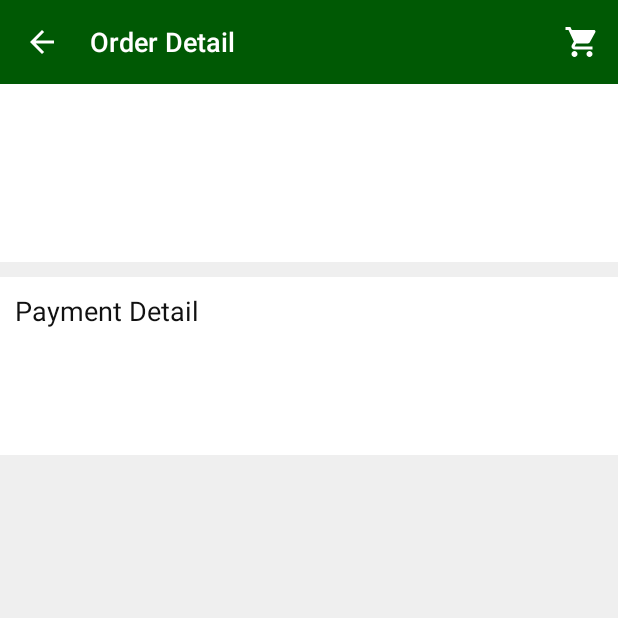
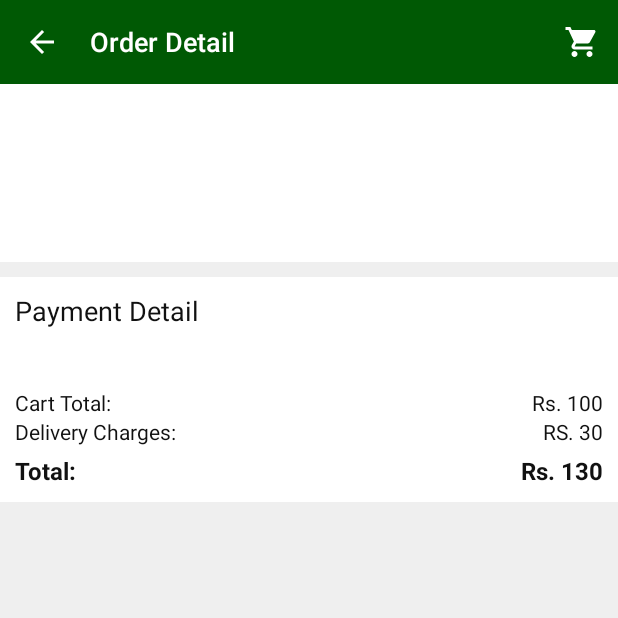
Before and after one commit to gautamsurani/Villezone, an Android app: the OrderDetailActivity screen opened directly, with no data from a screen before it, on a phone screen of 412 x 824 dp, the top half of it. Run offline under Robolectric (Android 15) with nearby library versions, the light colour scheme and no system bars; network calls fail; pictures from the network do not load; 14 statements that could not run were skipped.

Commit message:
design update

```diff
--- a/app/src/main/java/com/villezone/gautam/activity/OrderDetailActivity.java
+++ b/app/src/main/java/com/villezone/gautam/activity/OrderDetailActivity.java
@@ -66,7 +66,7 @@ public class OrderDetailActivity extends AppCompatActivity {
     Order order;
     RecyclerView rvProduct;
     OrderProductAdapter orderProductAdapter;
-    public TextView tvName, tvPrice, tvOrderDate, tvOrderStatus, tvDeliveryCharge, tvPaymentStatus, tvExpectedDelivery;
+    public TextView tvName, tvPrice, tvOrderDate, tvTotalAmount, tvOrderStatus, tvDeliveryCharge, tvPaymentStatus, tvExpectedDelivery;
     TextView tvCancel;
     RelativeLayout rlProgress;
     ProgressBar progress, progress_feedback;
@@ -94,11 +94,12 @@ public class OrderDetailActivity extends AppCompatActivity {
         getSupportActionBar().setDisplayShowHomeEnabled(true);
 
         tvName.setText(order.getOrder_key());
-        tvPrice.setText("Total Amount: " + App.get().getResources().getString(R.string.Rs) + order.getTotal_order_price());
+        tvPrice.setText(App.get().getResources().getString(R.string.Rs) + order.getTotal_order_price());
         tvOrderDate.setText("Order Date: " + order.getOrder_date());
         tvOrderStatus.setText("Order Status: " + order.getOrder_status());
 
-        tvDeliveryCharge.setText("Delivery Charges: " + App.get().getResources().getString(R.string.Rs) + order.getDelivery_charge());
+        tvDeliveryCharge.setText(App.get().getResources().getString(R.string.Rs) + order.getDelivery_charge());
+        tvTotalAmount.setText(App.get().getResources().getString(R.string.Rs) + order.getTotal_with_delivery_charge());
         tvPaymentStatus.setText("Payment Status: " + order.getPayment_status());
 
         if (order.getOrder_status().equalsIgnoreCase("delivered")) {
@@ -341,9 +342,9 @@ public class OrderDetailActivity extends AppCompatActivity {
         orderProductAdapter.setItemClickListener(new ItemClickListener<OrderDetail>() {
             @Override
             public void onClick(OrderDetail item) {
-                if(item.getProduct()!=null) {
+                if (item.getProduct() != null) {
                     startActivity(ProductDetailActivity.intent(item.getProduct().getId(), item.getProduct().getName()));
-                }else {
+                } else {
                     Toast.makeText(OrderDetailActivity.this, "Product not found!", Toast.LENGTH_SHORT).show();
                 }
             }
@@ -394,6 +395,7 @@ public class OrderDetailActivity extends AppCompatActivity {
         progress_feedback = findViewById(R.id.progress_feedback);
         tvInvoice = findViewById(R.id.tvInvoice);
         llFeedback = findViewById(R.id.llFeedback);
+        tvTotalAmount = findViewById(R.id.tvTotalAmount);
     }
 
     TextView textCartItemCount;
--- a/app/src/main/java/com/villezone/gautam/activity/SignupActivity.java
+++ b/app/src/main/java/com/villezone/gautam/activity/SignupActivity.java
@@ -105,6 +105,11 @@ public class SignupActivity extends AppCompatActivity implements SignupView {
     @Override
     public void onInvalidAddress() {
         activitySignupBinding.tvAddress.setError("Please enter Address");
+    }
+
+    @Override
+    public void onInvalidLandmark() {
+        activitySignupBinding.tvLandMark.setError("Please enter Landmark");
     }
 
     @Override
--- a/app/src/main/java/com/villezone/gautam/adapter/OrderAdapter.java
+++ b/app/src/main/java/com/villezone/gautam/adapter/OrderAdapter.java
@@ -48,7 +48,7 @@ public class OrderAdapter extends RecyclerView.Adapter<OrderAdapter.ViewHolder>
     public void onBindViewHolder(ViewHolder holder, int position) {
         final Order myListData = listdata.get(position);
         holder.tvName.setText(myListData.getOrder_key());
-        holder.tvPrice.setText("Total Amount: " + App.get().getResources().getString(R.string.Rs) + myListData.getTotal_order_price());
+        holder.tvPrice.setText("Total Amount: " + App.get().getResources().getString(R.string.Rs) + myListData.getTotal_with_delivery_charge());
         holder.tvOrderDate.setText("Order Date: " + myListData.getOrder_date());
         if (myListData.getOrder_status().equalsIgnoreCase("canceled")) {
             holder.tvOrderStatus.setTextColor(App.get().getResources().getColor(R.color.red));
--- a/app/src/main/java/com/villezone/gautam/view/SignupView.java
+++ b/app/src/main/java/com/villezone/gautam/view/SignupView.java
@@ -9,6 +9,7 @@ public interface SignupView {
     void onInvalidName();
     void onInvalidEmail();
     void onInvalidAddress();
+    void onInvalidLandmark();
     void onInvalidArea();
     void onInvalidPincode();
 
--- a/app/src/main/res/layout/activity_order_detail.xml
+++ b/app/src/main/res/layout/activity_order_detail.xml
@@ -39,7 +39,6 @@
                 android:layout_width="wrap_content"
                 android:maxLines="2"
                 android:ellipsize="end"
-
                 android:textSize="18sp"
                 android:textColor="@color/black"
                 android:layout_height="wrap_content"/>
@@ -101,52 +100,117 @@
                 android:orientation="vertical"
                 android:layout_height="wrap_content">
 
+                <LinearLayout
+                    android:layout_width="match_parent"
+                    android:layout_height="wrap_content"
+                    android:orientation="horizontal">
+
                 <com.google.android.material.textview.MaterialTextView
-                    android:layout_width="wrap_content"
+                    android:layout_width="0dp"
+                    android:layout_weight="1"
                     android:layout_height="wrap_content"
-
                     android:textSize="18sp"
                     android:textColor="@color/black"
                     android:text="Payment Detail"/>
 
                 <com.google.android.material.textview.MaterialTextView
-                    android:id="@+id/tvPrice"
+                    android:id="@+id/tvInvoice"
                     android:layout_width="wrap_content"
-                    android:layout_marginTop="5dp"
-                    android:textSize="14sp"
-                    android:ellipsize="end"
-                    android:layout_height="wrap_content"/>
-
-                <com.google.android.material.textview.MaterialTextView
-                    android:id="@+id/tvDeliveryCharge"
-                    android:layout_width="wrap_content"
-                    android:ellipsize="end"
-                    android:layout_marginTop="5dp"
-                    android:textSize="14sp"
-                    android:layout_height="wrap_content"/>
+                    android:layout_height="34dp"
+                    android:paddingLeft="15dp"
+                    android:paddingRight="15dp"
+                    android:text="INVOICE"
+                    android:drawablePadding="5dp"
+                    android:textColor="@color/black"
+                    android:drawableRight="@drawable/ic_file_download_black_24dp"
+                    android:gravity="center"
+                    android:background="@drawable/invoice_btn_bg"/>
+                </LinearLayout>
 
                 <com.google.android.material.textview.MaterialTextView
                     android:id="@+id/tvPaymentStatus"
                     android:layout_width="wrap_content"
                     android:ellipsize="end"
-                    android:layout_marginTop="5dp"
+                    android:layout_marginTop="10dp"
                     android:textSize="14sp"
+                    android:textColor="@color/black"
                     android:layout_height="wrap_content"/>
 
+                <LinearLayout
+                    android:layout_width="match_parent"
+                    android:layout_height="wrap_content"
+                    android:layout_marginTop="10dp"
+                    android:orientation="horizontal">
+
+                    <LinearLayout
+                        android:layout_width="0dp"
+                        android:layout_weight="1"
+                        android:layout_height="wrap_content"
+                        android:orientation="vertical">
+
+                        <com.google.android.material.textview.MaterialTextView
+                            android:layout_width="wrap_content"
+                            android:layout_height="wrap_content"
+                            android:textSize="14sp"
+                            android:textColor="@color/black"
+                            android:text="Cart Total: "/>
+
+                        <com.google.android.material.textview.MaterialTextView
+                            android:layout_width="wrap_content"
+                            android:layout_height="wrap_content"
+                            android:textSize="14sp"
+                            android:textColor="@color/black"
+                            android:text="Delivery Charges: "/>
+
+                        <com.google.android.material.textview.MaterialTextView
+                            android:layout_width="wrap_content"
+                            android:layout_height="wrap_content"
+                            android:textSize="16sp"
+                            android:layout_marginTop="5dp"
+                            android:textStyle="bold"
+                            android:textColor="@color/black"
+                            android:text="Total: "/>
+
+                    </LinearLayout>
+
+                    <LinearLayout
+                        android:layout_width="0dp"
+                        android:layout_weight="1"
+                        android:layout_height="wrap_content"
+                        android:gravity="end"
+                        android:orientation="vertical">
+
+                        <com.google.android.material.textview.MaterialTextView
+                            android:layout_width="wrap_content"
+                            android:layout_height="wrap_content"
+                            android:id="@+id/tvPrice"
+                            android:textSize="14sp"
+                            android:textColor="@color/black"
+                            android:text="Rs. 100"/>
+
+                        <com.google.android.material.textview.MaterialTextView
+                            android:layout_width="wrap_content"
+                            android:layout_height="wrap_content"
+                            android:textSize="14sp"
+                            android:id="@+id/tvDeliveryCharge"
+                            android:textColor="@color/black"
+                            android:text="RS. 30"/>
+
+                        <com.google.android.material.textview.MaterialTextView
+                            android:layout_width="wrap_content"
+                            android:layout_height="wrap_content"
+                            android:textSize="16sp"
+                            android:layout_marginTop="5dp"
+                            android:id="@+id/tvTotalAmount"
+                            android:textStyle="bold"
+                            android:textColor="@color/black"
+                            android:text="Rs. 130"/>
+
+                    </LinearLayout>
+
+                </LinearLayout>
+
             </LinearLayout>
-
-            <com.google.android.material.textview.MaterialTextView
-                android:id="@+id/tvInvoice"
-                android:layout_width="wrap_content"
-                android:layout_height="34dp"
-                android:paddingLeft="15dp"
-                android:paddingRight="15dp"
-                android:text="INVOICE"
-                android:drawablePadding="5dp"
-                android:textColor="@color/black"
-                android:drawableRight="@drawable/ic_file_download_black_24dp"
-                android:gravity="center"
-                android:background="@drawable/invoice_btn_bg"/>
 
         </LinearLayout>
 
```
Also changed, not shown: app/src/main/java/com/villezone/gautam/fragments/MyAccountFragment.java (+21 -3 lines), app/src/main/java/com/villezone/gautam/viewModel/SignupViewModel.java (+9 -3 lines), app/src/main/res/layout/fragment_slideshow.xml (+25 -1 lines).
